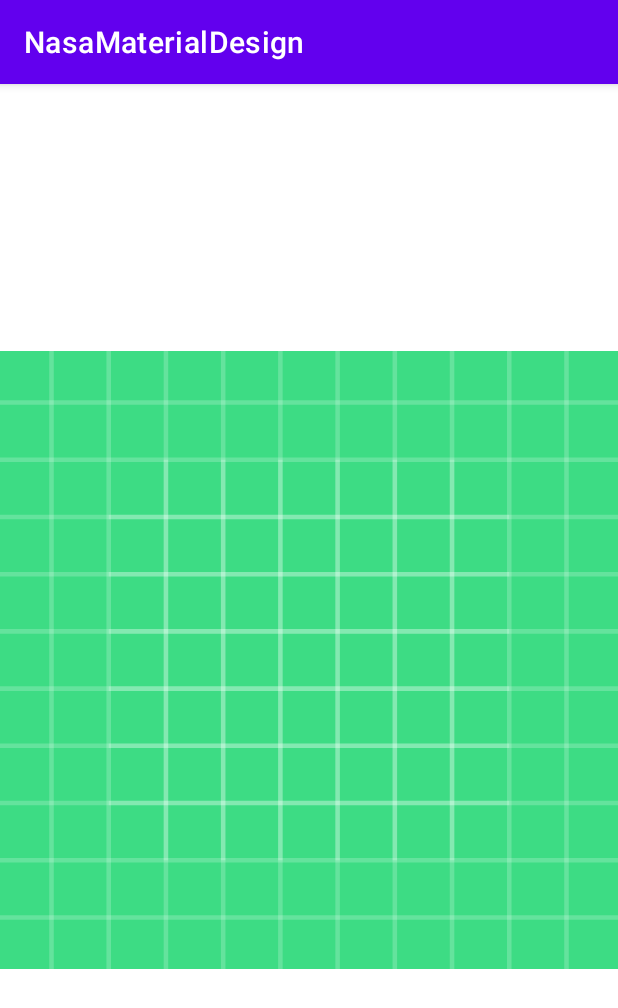
After one commit to profitsw2000/NasaMaterialDesign, an Android app: the fragment MainFragment shown on its own in the app's theme, on a phone screen of 412 x 824 dp. The commit adds this screen. Shown: the top 1008 px of the screen. Run offline under Robolectric (Android 15) with nearby library versions, the phone set to English and light mode, and no system bars.

Commit message:
Добавление фрагмента для отображения основного экрана приложения.

```diff
--- a/app/build.gradle
+++ b/app/build.gradle
@@ -50,6 +50,7 @@ dependencies {
     implementation("io.coil-kt:coil:0.11.0")
 
     implementation 'com.google.android.material:material:1.5.0'
+    implementation 'androidx.legacy:legacy-support-v4:1.0.0'
     testImplementation 'junit:junit:4.13.2'
     androidTestImplementation 'androidx.test.ext:junit:1.1.3'
     androidTestImplementation 'androidx.test.espresso:espresso-core:3.4.0'
--- /dev/null
+++ b/app/src/main/java/ru/profitsw2000/nasamaterialdesign/ui/fragments/MainFragment.kt
@@ -0,0 +1,31 @@
+package ru.profitsw2000.nasamaterialdesign.ui.fragments
+
+import android.os.Bundle
+import androidx.fragment.app.Fragment
+import android.view.LayoutInflater
+import android.view.View
+import android.view.ViewGroup
+import ru.profitsw2000.nasamaterialdesign.R
+
+class MainFragment : Fragment() {
+    // TODO: Rename and change types of parameters
+    private var param1: String? = null
+    private var param2: String? = null
+
+    override fun onCreate(savedInstanceState: Bundle?) {
+        super.onCreate(savedInstanceState)
+    }
+
+    override fun onCreateView(
+        inflater: LayoutInflater, container: ViewGroup?,
+        savedInstanceState: Bundle?
+    ): View? {
+        // Inflate the layout for this fragment
+        return inflater.inflate(R.layout.fragment_main, container, false)
+    }
+
+    companion object {
+        @JvmStatic
+        fun newInstance() = MainFragment()
+    }
+}
--- /dev/null
+++ b/app/src/main/res/layout/fragment_main.xml
@@ -0,0 +1,17 @@
+<?xml version="1.0" encoding="utf-8"?>
+<FrameLayout xmlns:android="http://schemas.android.com/apk/res/android"
+    xmlns:tools="http://schemas.android.com/tools"
+    android:layout_width="match_parent"
+    android:layout_height="match_parent"
+    xmlns:app="http://schemas.android.com/apk/res-auto"
+    tools:context=".ui.fragments.MainFragment">
+
+    <ru.profitsw2000.nasamaterialdesign.ui.utils.EquilateralImageView
+        android:id="@+id/imageView"
+        android:layout_width="match_parent"
+        android:layout_height="wrap_content"
+        android:layout_gravity="center"
+        android:contentDescription="@string/picture_of_the_day_stub"
+        app:srcCompat="@drawable/ic_launcher_background"/>
+
+</FrameLayout>
--- a/app/src/main/res/values/strings.xml
+++ b/app/src/main/res/values/strings.xml
@@ -1,3 +1,6 @@
 <resources>
     <string name="app_name">NasaMaterialDesign</string>
+    <!-- TODO: Remove or change this placeholder text -->
+    <string name="hello_blank_fragment">Hello blank fragment</string>
+    <string name="picture_of_the_day_stub">Picture of the day</string>
 </resources>
```
